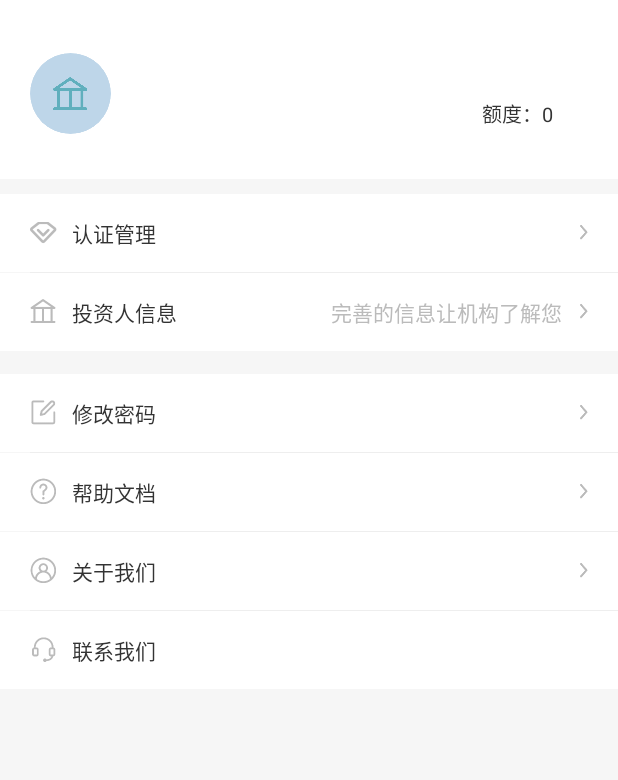
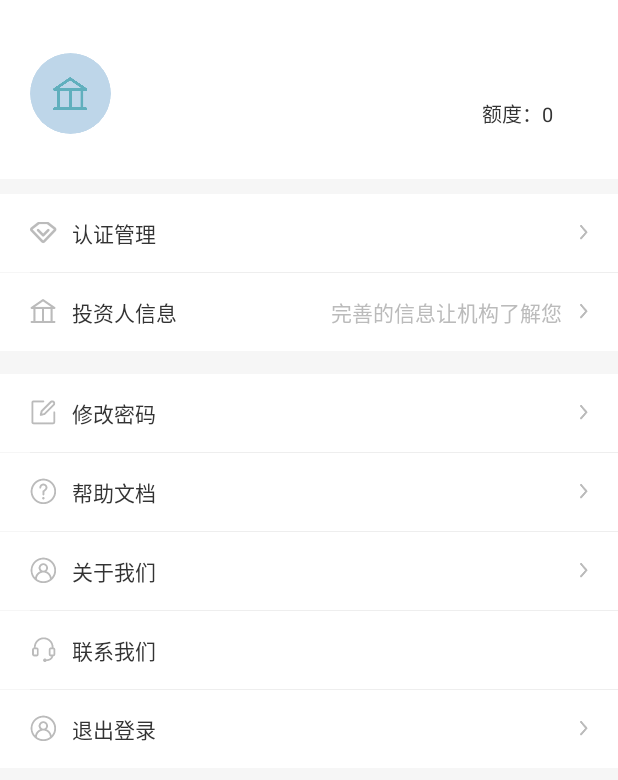
Before and after one commit to xgf666666/xck, an Android app: the layout fragment_person.xml on its own in the app's theme, with its tools: preview values and no code run, on a phone screen of 412 x 824 dp. Shown: the top 780 px of the screen. Run offline under Robolectric (Android 15) with nearby library versions, the light colour scheme and no system bars; network calls fail.

Commit message:
fix:完善创业项目

```diff
--- a/app/src/main/java/com/example/xck/ui/home/activity/InvestorDetailActivity.kt
+++ b/app/src/main/java/com/example/xck/ui/home/activity/InvestorDetailActivity.kt
@@ -26,6 +26,7 @@ class InvestorDetailActivity :BaseMvpActivity<InvestorDetailPersenter>(),Investo
     override fun initData() {
         tvTilte.text="详情"
         getPresenter().getInverstorDetail(Constants.getToken(),intent.getIntExtra("capitalist_id",0))
+        getPresenter().getUserQuotaNum()
     }
 
     override fun initEvent() {
--- a/app/src/main/java/com/example/xck/ui/home/mvp/contract/InvestorDetailContract.kt
+++ b/app/src/main/java/com/example/xck/ui/home/mvp/contract/InvestorDetailContract.kt
@@ -13,10 +13,12 @@ interface InvestorDetailContract {
     }
     interface Model{
         fun getInverstorDetail(authorization:String,capitalist_id:Int):Observable<BaseResponseEntity<Capitalist>>
+        fun getUserQuotaNum(authorization:String):Observable<BaseResponseEntity<Any>>
 
     }
     abstract class Persenter(view:View):BaseMvpPresenter<Model,View>(view){
-        abstract  fun getInverstorDetail(authorization:String,capitalist_id:Int)
+        abstract fun getInverstorDetail(authorization:String,capitalist_id:Int)
+        abstract fun getUserQuotaNum()
 
     }
 }
--- a/app/src/main/java/com/example/xck/ui/home/mvp/model/InvestorDetailModel.kt
+++ b/app/src/main/java/com/example/xck/ui/home/mvp/model/InvestorDetailModel.kt
@@ -12,4 +12,6 @@ class InvestorDetailModel :InvestorDetailContract.Model{
         authorization: String,
         capitalist_id: Int
     ): Observable<BaseResponseEntity<Capitalist>> =AppApi.Api().getCapitalDetail(authorization, capitalist_id)
+
+    override fun getUserQuotaNum(authorization: String): Observable<BaseResponseEntity<Any>> =AppApi.Api().getUserQuotaNum(authorization)
 }
--- a/app/src/main/java/com/example/xck/ui/home/mvp/persenter/InvestorDetailPersenter.kt
+++ b/app/src/main/java/com/example/xck/ui/home/mvp/persenter/InvestorDetailPersenter.kt
@@ -1,5 +1,6 @@
 package com.example.xck.ui.home.mvp.persenter
 
+import com.example.xck.common.Constants
 import com.example.xck.extensions.ui
 import com.example.xck.ui.home.mvp.contract.InvestorDetailContract
 import com.example.xck.ui.home.mvp.model.InvestorDetailModel
@@ -13,5 +14,9 @@ class InvestorDetailPersenter(view: InvestorDetailContract.View):InvestorDetailC
         })
     }
 
+    override fun getUserQuotaNum() {
+       getModel().getUserQuotaNum(Constants.getToken())
+    }
+
     override fun createModel(): InvestorDetailContract.Model =InvestorDetailModel()
 }
--- a/app/src/main/java/com/example/xck/ui/person/activity/InvestorMessageEditActivity.kt
+++ b/app/src/main/java/com/example/xck/ui/person/activity/InvestorMessageEditActivity.kt
@@ -28,9 +28,9 @@ class InvestorMessageEditActivity : BaseMvpActivity<InverstorMessageEditPersente
     private var imageChooseHelper: ImageChooseHelper? = null
     private var selectDialog:SelectDialog?=null
     private var card=false
-    private var filids: ArrayList<Int>?=ArrayList()
-    private var fanances: ArrayList<Int>?=ArrayList()
-    private var addresss: ArrayList<Int>?=ArrayList()
+    private var filids: MutableList<Int>?= mutableListOf()
+    private var fanances: MutableList<Int>?=mutableListOf()
+    private var addresss: MutableList<Int>?=mutableListOf()
 
     override fun getActivityLayoutId(): Int =R.layout.activity_investor_message_edit
 
--- a/app/src/main/res/layout/fragment_person.xml
+++ b/app/src/main/res/layout/fragment_person.xml
@@ -265,4 +265,37 @@
             android:layout_gravity="center_vertical"
             android:visibility="gone"/>
     </LinearLayout>
+    <View
+        style="@style/LineGray"
+        android:layout_marginLeft="20dp"/>
+
+    <LinearLayout
+        android:id="@+id/llLoginOut"
+        android:layout_width="match_parent"
+        android:layout_height="52dp"
+        android:orientation="horizontal"
+        android:paddingRight="20dp"
+        android:paddingLeft="20dp"
+        android:background="@color/white">
+        <ImageView
+            android:layout_width="18dp"
+            android:layout_height="18dp"
+            android:src="@mipmap/guanyu"
+            android:layout_gravity="center_vertical"/>
+        <TextView
+            android:layout_width="0dp"
+            android:layout_weight="1"
+            android:layout_height="wrap_content"
+            android:text="退出登录"
+            android:textSize="14sp"
+            android:textColor="@color/text_333333"
+            android:layout_marginLeft="10dp"
+            android:layout_gravity="center_vertical"/>
+        <ImageView
+            android:layout_width="17dp"
+            android:layout_height="17dp"
+            android:src="@mipmap/gengduo"
+            android:layout_gravity="center_vertical"/>
+    </LinearLayout>
+
 </LinearLayout>
```
Also changed, not shown: app/src/main/java/com/example/xck/App.kt (+10 -0 lines), app/src/main/java/com/example/xck/common/AppService.java (+13 -4 lines), app/src/main/java/com/example/xck/ui/person/PersonFragment.kt (+13 -1 lines), app/src/main/java/com/example/xck/ui/person/activity/ProjectMessageEditActivity.kt (+70 -5 lines), app/src/main/java/com/example/xck/ui/person/mvp/contract/ProjectMessageEditContract.kt (+6 -3 lines), app/src/main/java/com/example/xck/ui/person/mvp/model/ProjectMessageEditModel.kt (+9 -2 lines), app/src/main/java/com/example/xck/ui/person/mvp/persenter/ProjectMessageEditPersenter.kt (+14 -2 lines), app/src/main/res/layout/activity_project_message_edit.xml (+20 -7 lines).
